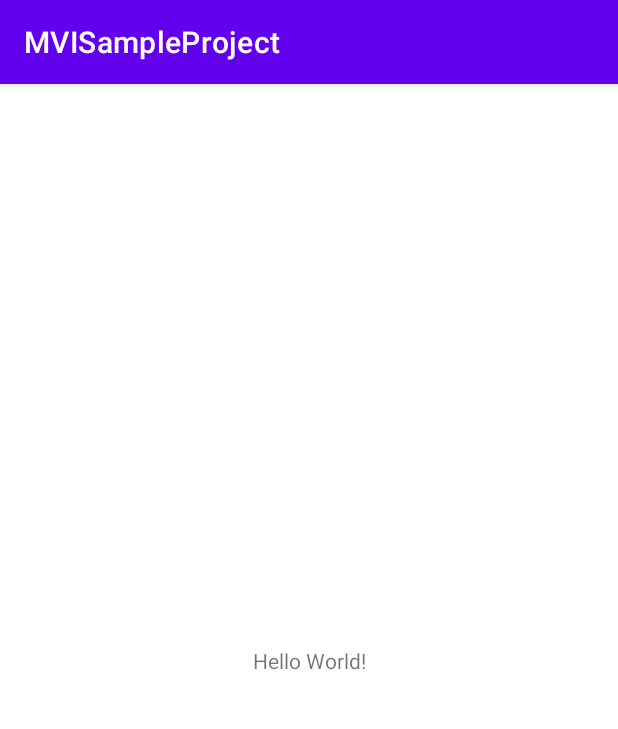
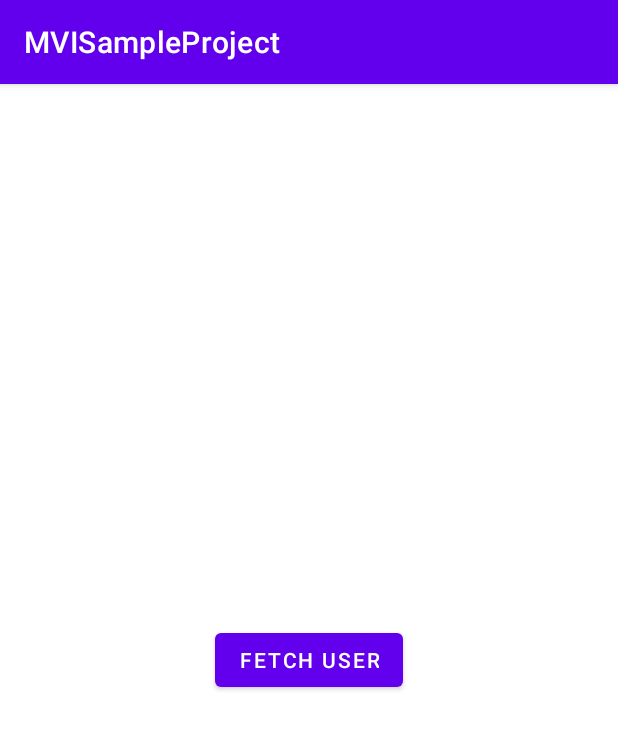
Before and after one commit to alianshad123/MVIExample, an Android app: the screen it shows after launch (MainActivity), on a phone screen of 412 x 824 dp. Shown: the top 729 px of the screen. Run offline under Robolectric (Android 15) with nearby library versions, the phone set to English and light mode, and no system bars; our stand-ins replace data binding.

```diff
--- a/app/src/main/AndroidManifest.xml
+++ b/app/src/main/AndroidManifest.xml
@@ -2,6 +2,8 @@
 <manifest xmlns:android="http://schemas.android.com/apk/res/android"
     xmlns:tools="http://schemas.android.com/tools"
     package="com.anshad.mvisampleproject">
+
+    <uses-permission android:name="android.permission.INTERNET"/>
 
     <application
         android:allowBackup="true"
--- a/app/src/main/java/com/anshad/mvisampleproject/MainActivity.kt
+++ b/app/src/main/java/com/anshad/mvisampleproject/MainActivity.kt
@@ -1,11 +1,115 @@
 package com.anshad.mvisampleproject
 
+
+import android.os.Bundle
+import android.view.View
+import android.widget.Toast
 import androidx.appcompat.app.AppCompatActivity
-import android.os.Bundle
+import androidx.databinding.DataBindingUtil
+import androidx.lifecycle.ViewModelProviders
+import androidx.lifecycle.lifecycleScope
+import androidx.recyclerview.widget.DividerItemDecoration
+import androidx.recyclerview.widget.LinearLayoutManager
+import com.anshad.mvisampleproject.data.api.ApiHelperImpl
+import com.anshad.mvisampleproject.data.api.RetrofitBuilder
+import com.anshad.mvisampleproject.data.model.User
+import com.anshad.mvisampleproject.databinding.ActivityMainBinding
+import com.anshad.mvisampleproject.ui.main.adapter.MainAdapter
+import com.anshad.mvisampleproject.ui.main.intent.MainIntent
+import com.anshad.mvisampleproject.ui.main.viewmodel.MainViewModel
+import com.anshad.mvisampleproject.ui.main.viewstate.MainState
+import com.anshad.mvisampleproject.util.ViewModelFactory
+import kotlinx.coroutines.ExperimentalCoroutinesApi
+import kotlinx.coroutines.launch
 
+@ExperimentalCoroutinesApi
 class MainActivity : AppCompatActivity() {
+
+    private lateinit var mainViewModel: MainViewModel
+    private var adapter = MainAdapter(arrayListOf())
+
+    // Initialize variables
+    var binding: ActivityMainBinding? = null
+
     override fun onCreate(savedInstanceState: Bundle?) {
         super.onCreate(savedInstanceState)
-        setContentView(R.layout.activity_main)
+        binding= DataBindingUtil.setContentView(this,R.layout.activity_main);
+        setupUI()
+        setupViewModel()
+        observeViewModel()
+        setupClicks()
+    }
+
+    private fun setupClicks() {
+        binding?.buttonFetchUser?.setOnClickListener {
+            lifecycleScope.launch {
+                mainViewModel.userIntent.send(MainIntent.FetchUser)
+            }
+        }
+    }
+
+
+    private fun setupUI() {
+        binding?.recyclerView?.layoutManager = LinearLayoutManager(this)
+        binding?.recyclerView?.run {
+            addItemDecoration(
+                DividerItemDecoration(
+                    binding?.recyclerView?.context,
+                    (binding?.recyclerView?.layoutManager as LinearLayoutManager).orientation
+                )
+            )
+        }
+        binding?.recyclerView?.adapter = adapter
+    }
+
+
+    private fun setupViewModel() {
+
+        val viewModelFactory = ViewModelFactory(ApiHelperImpl(
+            RetrofitBuilder.apiService
+        ))
+        mainViewModel= ViewModelProviders.of(this,viewModelFactory).get(MainViewModel::class.java)
+
+       /* mainViewModel = ViewModelProvider.(
+            this,
+            ViewModelFactory(
+                ApiHelperImpl(
+                    RetrofitBuilder.apiService
+                )
+            )
+        ).get(MainViewModel::class.java)*/
+    }
+
+    private fun observeViewModel() {
+        lifecycleScope.launch {
+            mainViewModel.state.collect {
+                when (it) {
+                    is MainState.Idle -> {
+
+                    }
+                    is MainState.Loading -> {
+                        binding?.buttonFetchUser?.visibility = View.GONE
+                        binding?.progressBar?.visibility = View.VISIBLE
+                    }
+
+                    is MainState.Users -> {
+                        binding?.progressBar?.visibility = View.GONE
+                        binding?.buttonFetchUser?.visibility = View.GONE
+                        renderList(it.user)
+                    }
+                    is MainState.Error -> {
+                        binding?.progressBar?.visibility = View.GONE
+                        binding?.buttonFetchUser?.visibility = View.VISIBLE
+                        Toast.makeText(this@MainActivity, it.error, Toast.LENGTH_LONG).show()
+                    }
+                }
+            }
+        }
+    }
+
+    private fun renderList(users: List<User>) {
+        binding?.recyclerView?.visibility = View.VISIBLE
+        users.let { listOfUsers -> listOfUsers.let { adapter.addData(it) } }
+        adapter.notifyDataSetChanged()
     }
 }
--- /dev/null
+++ b/app/src/main/java/com/anshad/mvisampleproject/data/api/ApiHelper.kt
@@ -0,0 +1,9 @@
+package com.anshad.mvisampleproject.data.api
+
+import com.anshad.mvisampleproject.data.model.User
+
+interface ApiHelper {
+
+    suspend fun getUsers(): List<User>
+
+}
--- /dev/null
+++ b/app/src/main/java/com/anshad/mvisampleproject/data/api/ApiHelperImpl.kt
@@ -0,0 +1,10 @@
+package com.anshad.mvisampleproject.data.api
+
+import com.anshad.mvisampleproject.data.model.User
+
+class ApiHelperImpl(private val apiService: ApiService) : ApiHelper {
+
+    override suspend fun getUsers(): List<User> {
+        return apiService.getUsers()
+    }
+}
--- /dev/null
+++ b/app/src/main/java/com/anshad/mvisampleproject/data/api/ApiService.kt
@@ -0,0 +1,10 @@
+package com.anshad.mvisampleproject.data.api
+
+import com.anshad.mvisampleproject.data.model.User
+import retrofit2.http.GET
+
+interface ApiService {
+
+   @GET("users")
+   suspend fun getUsers(): List<User>
+}
--- /dev/null
+++ b/app/src/main/java/com/anshad/mvisampleproject/data/api/RetrofitBuilder.kt
@@ -0,0 +1,18 @@
+package com.anshad.mvisampleproject.data.api
+
+import retrofit2.Retrofit
+import retrofit2.converter.moshi.MoshiConverterFactory
+
+object RetrofitBuilder {
+
+    private const val BASE_URL = "https://5e510330f2c0d300147c034c.mockapi.io/"
+
+    private fun getRetrofit() = Retrofit.Builder()
+        .baseUrl(BASE_URL)
+        .addConverterFactory(MoshiConverterFactory.create())
+        .build()
+
+
+    val apiService: ApiService = getRetrofit().create(ApiService::class.java)
+
+}
--- /dev/null
+++ b/app/src/main/java/com/anshad/mvisampleproject/data/repository/MainRepository.kt
@@ -0,0 +1,9 @@
+package com.anshad.mvisampleproject.data.repository
+
+import com.anshad.mvisampleproject.data.api.ApiHelper
+
+class MainRepository(private val apiHelper: ApiHelper) {
+
+    suspend fun getUsers() = apiHelper.getUsers()
+
+}
--- /dev/null
+++ b/app/src/main/java/com/anshad/mvisampleproject/ui/main/viewmodel/MainViewModel.kt
@@ -0,0 +1,49 @@
+package com.anshad.mvisampleproject.ui.main.viewmodel
+
+import androidx.lifecycle.ViewModel
+import androidx.lifecycle.viewModelScope
+import com.anshad.mvisampleproject.data.repository.MainRepository
+import com.anshad.mvisampleproject.ui.main.intent.MainIntent
+import com.anshad.mvisampleproject.ui.main.viewstate.MainState
+import kotlinx.coroutines.ExperimentalCoroutinesApi
+import kotlinx.coroutines.channels.Channel
+import kotlinx.coroutines.flow.MutableStateFlow
+import kotlinx.coroutines.flow.StateFlow
+import kotlinx.coroutines.flow.consumeAsFlow
+import kotlinx.coroutines.launch
+
+@ExperimentalCoroutinesApi
+class MainViewModel(
+    private val repository: MainRepository
+) : ViewModel() {
+
+    val userIntent = Channel<MainIntent>(Channel.UNLIMITED)
+    private val _state = MutableStateFlow<MainState>(MainState.Idle)
+    val state: StateFlow<MainState>
+        get() = _state
+
+    init {
+        handleIntent()
+    }
+
+    private fun handleIntent() {
+        viewModelScope.launch {
+            userIntent.consumeAsFlow().collect {
+                when (it) {
+                    is MainIntent.FetchUser -> fetchUser()
+                }
+            }
+        }
+    }
+
+    private fun fetchUser() {
+        viewModelScope.launch {
+            _state.value = MainState.Loading
+            _state.value = try {
+                MainState.Users(repository.getUsers())
+            } catch (e: Exception) {
+                MainState.Error(e.localizedMessage)
+            }
+        }
+    }
+}
--- /dev/null
+++ b/app/src/main/java/com/anshad/mvisampleproject/ui/main/viewstate/MainState.kt
@@ -0,0 +1,12 @@
+package com.anshad.mvisampleproject.ui.main.viewstate
+
+import com.anshad.mvisampleproject.data.model.User
+
+sealed class MainState {
+
+    object Idle : MainState()
+    object Loading : MainState()
+    data class Users(val user: List<User>) : MainState()
+    data class Error(val error: String?) : MainState()
+
+}
--- /dev/null
+++ b/app/src/main/java/com/anshad/mvisampleproject/util/ViewModelFactory.kt
@@ -0,0 +1,18 @@
+package com.anshad.mvisampleproject.util
+
+import androidx.lifecycle.ViewModel
+import androidx.lifecycle.ViewModelProvider
+import com.anshad.mvisampleproject.data.api.ApiHelper
+import com.anshad.mvisampleproject.data.repository.MainRepository
+import com.anshad.mvisampleproject.ui.main.viewmodel.MainViewModel
+
+class ViewModelFactory(private val apiHelper: ApiHelper) : ViewModelProvider.Factory {
+
+    override fun <T : ViewModel> create(modelClass: Class<T>): T {
+        if (modelClass.isAssignableFrom(MainViewModel::class.java)) {
+            return MainViewModel(MainRepository(apiHelper)) as T
+        }
+        throw IllegalArgumentException("Unknown class name")
+    }
+
+}
--- a/app/src/main/res/layout/activity_main.xml
+++ b/app/src/main/res/layout/activity_main.xml
@@ -1,18 +1,36 @@
 <?xml version="1.0" encoding="utf-8"?>
-<androidx.constraintlayout.widget.ConstraintLayout xmlns:android="http://schemas.android.com/apk/res/android"
+<layout xmlns:android="http://schemas.android.com/apk/res/android"
     xmlns:app="http://schemas.android.com/apk/res-auto"
-    xmlns:tools="http://schemas.android.com/tools"
+    xmlns:tools="http://schemas.android.com/tools">
+<androidx.constraintlayout.widget.ConstraintLayout
     android:layout_width="match_parent"
-    android:layout_height="match_parent"
-    tools:context=".MainActivity">
+    android:layout_height="match_parent">
 
-    <TextView
+    <androidx.recyclerview.widget.RecyclerView
+        android:id="@+id/recyclerView"
+        android:layout_width="match_parent"
+        android:layout_height="match_parent"
+        android:visibility="gone" />
+
+    <ProgressBar
+        android:id="@+id/progressBar"
         android:layout_width="wrap_content"
         android:layout_height="wrap_content"
-        android:text="Hello World!"
+        app:layout_constraintBottom_toBottomOf="parent"
+        app:layout_constraintEnd_toEndOf="parent"
+        android:visibility="gone"
+        app:layout_constraintStart_toStartOf="parent"
+        app:layout_constraintTop_toTopOf="parent" />
+
+    <Button
+        android:id="@+id/buttonFetchUser"
+        android:layout_width="wrap_content"
+        android:layout_height="wrap_content"
+        android:text="@string/fetch_user"
         app:layout_constraintBottom_toBottomOf="parent"
         app:layout_constraintEnd_toEndOf="parent"
         app:layout_constraintStart_toStartOf="parent"
         app:layout_constraintTop_toTopOf="parent" />
 
 </androidx.constraintlayout.widget.ConstraintLayout>
+</layout>
--- a/app/src/main/res/values/strings.xml
+++ b/app/src/main/res/values/strings.xml
@@ -1,3 +1,4 @@
 <resources>
     <string name="app_name">MVISampleProject</string>
+    <string name="fetch_user">Fetch User</string>
 </resources>
```
Also changed, not shown: app/build.gradle (+22 -0 lines), app/src/main/java/com/anshad/mvisampleproject/data/model/User.kt (added, +13 -0 lines), app/src/main/java/com/anshad/mvisampleproject/ui/main/adapter/MainAdapter.kt (added, +35 -0 lines), app/src/main/java/com/anshad/mvisampleproject/ui/main/intent/MainIntent.kt (added, +7 -0 lines), app/src/main/res/layout/item_layout.xml (added, +51 -0 lines).
